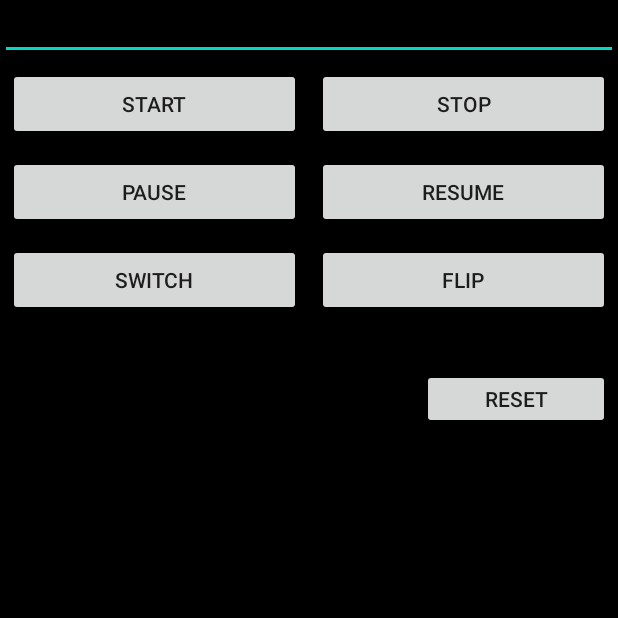
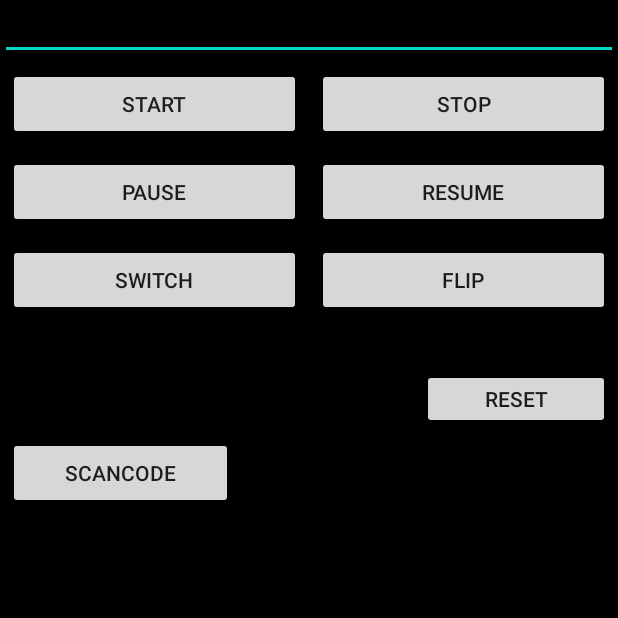
Before and after one commit to yfykisssky/StreamingLivingPush, an Android app: the screen it shows after launch (MainActivity), on a phone screen of 412 x 824 dp, the top half of it. Run offline under Robolectric (Android 15) with nearby library versions, the phone set to English and light mode, and no system bars; our stand-ins replace RxJava; libraries missing offline, so code that uses them is left out: com.huawei.hms.

Commit message:
feat:集成华为扫码

```diff
--- a/app/src/main/java/com/living/streamlivingpush/MainActivity.kt
+++ b/app/src/main/java/com/living/streamlivingpush/MainActivity.kt
@@ -11,6 +11,18 @@ import com.living.streamlivingpush.push.StreamRtmpScreenPushInstance
 import com.living.streamlivingpush.push.StreamSocketScreenPushInstance
 import com.record.tool.record.video.screen.service.PerReqForegroundService
 import kotlinx.android.synthetic.main.activity_main.*
+import com.huawei.hms.ml.scan.HmsScan
+
+import com.huawei.hms.ml.scan.HmsScanAnalyzerOptions
+
+import com.huawei.hms.hmsscankit.ScanUtil
+import android.content.Intent
+
+
+
+
+
+
 
 
 @RequiresApi(Build.VERSION_CODES.M)
@@ -30,7 +42,7 @@ class MainActivity : Activity() {
         setContentView(R.layout.activity_main)
 
         requestPermissions(
-            arrayOf(Manifest.permission.RECORD_AUDIO, Manifest.permission.CAMERA),
+            arrayOf(Manifest.permission.RECORD_AUDIO, Manifest.permission.CAMERA,Manifest.permission.READ_EXTERNAL_STORAGE),
             10
         )
 
@@ -44,6 +56,10 @@ class MainActivity : Activity() {
             PerReqForegroundService.stopService()
 
             stopPush()
+        }
+
+        sanCode?.setOnClickListener {
+            toScan()
         }
 
         /*     pause?.setOnClickListener {
@@ -107,4 +123,29 @@ class MainActivity : Activity() {
         pushInstance.stopPushing()
     }
 
+    companion object{
+        const val REQUEST_CODE_SCAN_ONE=1011
+    }
+
+    private fun toScan(){
+        ScanUtil.startScan(
+            this,
+            REQUEST_CODE_SCAN_ONE,
+            HmsScanAnalyzerOptions.Creator().setHmsScanTypes(HmsScan.QRCODE_SCAN_TYPE).create()
+        )
+    }
+
+    override fun onActivityResult(requestCode: Int, resultCode: Int, data: Intent?) {
+        super.onActivityResult(requestCode, resultCode, data)
+        if (resultCode != RESULT_OK || data == null) {
+            return
+        }
+        if (requestCode == REQUEST_CODE_SCAN_ONE) {
+            val obj = data.getParcelableExtra(ScanUtil.RESULT) as? HmsScan
+            if (obj != null) {
+                scanCodeResult?.text = obj.originalValue
+            }
+        }
+    }
+
 }
--- a/app/src/main/res/layout/activity_main.xml
+++ b/app/src/main/res/layout/activity_main.xml
@@ -146,6 +146,26 @@
                 android:layout_height="match_parent"
                 android:text="reset" />
         </LinearLayout>
+
+        <LinearLayout
+            android:layout_width="match_parent"
+            android:layout_height="wrap_content"
+            android:orientation="horizontal">
+
+            <Button
+                android:id="@+id/sanCode"
+                android:layout_width="150dp"
+                android:layout_height="wrap_content"
+                android:layout_margin="5dp"
+                android:text="ScanCode" />
+
+            <TextView
+                android:textColor="@color/white"
+                android:id="@+id/scanCodeResult"
+                android:layout_width="match_parent"
+                android:layout_height="wrap_content"
+                android:layout_margin="5dp" />
+        </LinearLayout>
     </LinearLayout>
 
 </RelativeLayout>
--- a/build.gradle
+++ b/build.gradle
@@ -1,6 +1,7 @@
 // Top-level build file where you can add configuration options common to all sub-projects/modules.
 buildscript {
     repositories {
+        maven {url 'https://developer.huawei.com/repo/'}
         google()
         mavenCentral()
     }
@@ -8,6 +9,7 @@ buildscript {
         classpath "com.android.tools.build:gradle:7.0.0"
         classpath "org.jetbrains.kotlin:kotlin-gradle-plugin:1.5.21"
 
+        classpath 'com.huawei.agconnect:agcp:1.5.2.300'
         // NOTE: Do not place your application dependencies here; they belong
         // in the individual module build.gradle files
     }
--- a/settings.gradle
+++ b/settings.gradle
@@ -1,6 +1,7 @@
 dependencyResolutionManagement {
     repositoriesMode.set(RepositoriesMode.FAIL_ON_PROJECT_REPOS)
     repositories {
+        maven {url 'https://developer.huawei.com/repo/'}
         google()
         mavenCentral()
         jcenter() // Warning: this repository is going to shut down soon
```
Also changed, not shown: app/build.gradle (+7 -0 lines), app/src/main/AndroidManifest.xml (+9 -1 lines), 2 other files.
